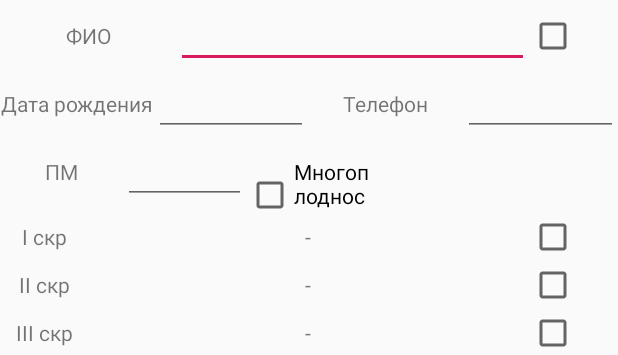
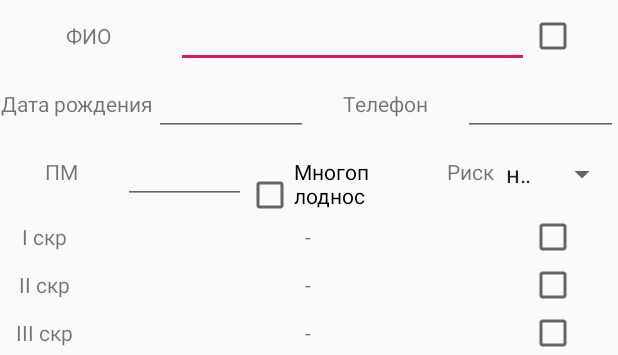
Before and after one commit to parsiphall/PregnantBase, an Android app: the layout fragment_details.xml on its own in the app's theme, with its tools: preview values and no code run, on a phone screen of 412 x 824 dp. Shown: the top 355 px of the screen. Run offline under Robolectric (Android 15) with nearby library versions, the phone set to English and light mode, and no system bars.

Commit message:
detail risks

```diff
--- a/app/src/main/java/com/example/parsiphal/pregnantbase/data/DataModel.kt
+++ b/app/src/main/java/com/example/parsiphal/pregnantbase/data/DataModel.kt
@@ -23,7 +23,8 @@ data class DataModel(
     @ColumnInfo var tScrC: Boolean = false,
     @ColumnInfo var thirtyWeeks: Long = 0L,
     @ColumnInfo var fortyWeeks: Long = 0L,
-    @ColumnInfo var risk: String = "",
+    @ColumnInfo var risk: Int = 0,
+    @ColumnInfo var riskText: String = "",
     @ColumnInfo var multiplicity: Boolean = false,
     @ColumnInfo var release: Boolean = false,
     @ColumnInfo var corr: Boolean = false,
--- a/app/src/main/java/com/example/parsiphal/pregnantbase/view/ListViewAdapter.kt
+++ b/app/src/main/java/com/example/parsiphal/pregnantbase/view/ListViewAdapter.kt
@@ -20,6 +20,7 @@ class ListViewAdapter(private var items: List<DataModel>,
         holder.name.text = items[position].name
         holder.release.isChecked = items[position].release
         holder.multiplicity.isChecked = items[position].multiplicity
+        holder.risk.text = items[position].riskText
     }
 
     override fun onCreateViewHolder(parent: ViewGroup, viewType: Int): ListViewHolder {
--- a/app/src/main/res/layout/fragment_details.xml
+++ b/app/src/main/res/layout/fragment_details.xml
@@ -99,7 +99,17 @@
         <TextView
             android:layout_width="0dp"
             android:layout_height="wrap_content"
-            android:layout_weight="4" />
+            android:layout_weight="2"
+            android:textAlignment="viewEnd"
+            android:text="@string/risk" />
+
+        <Spinner
+            android:layout_width="0dp"
+            android:id="@+id/detail_riskSpinner"
+            android:layout_gravity="center"
+            android:entries="@array/risks"
+            android:layout_height="wrap_content"
+            android:layout_weight="2" />
 
 
     </LinearLayout>
--- a/app/src/main/res/layout/list_tab.xml
+++ b/app/src/main/res/layout/list_tab.xml
@@ -21,7 +21,8 @@
             android:id="@+id/list_tab_risk"
             android:layout_width="0dp"
             android:layout_height="wrap_content"
-            android:layout_weight="1" />
+            android:layout_weight="1"
+            android:textAlignment="center" />
 
         <LinearLayout
             android:layout_width="0dp"
--- a/app/src/main/res/values/strings.xml
+++ b/app/src/main/res/values/strings.xml
@@ -37,4 +37,9 @@
     <string name="multiplicity">Многоплодность</string>
     <string name="release">Родила</string>
     <string name="notRelease">Не родила</string>
+    <string-array name="risks">
+        <item>низкий</item>
+        <item>средний</item>
+        <item>высокий</item>
+    </string-array>
 </resources>
```
Also changed, not shown: app/src/main/java/com/example/parsiphal/pregnantbase/view/DetailsFragment.kt (+5 -2 lines).
